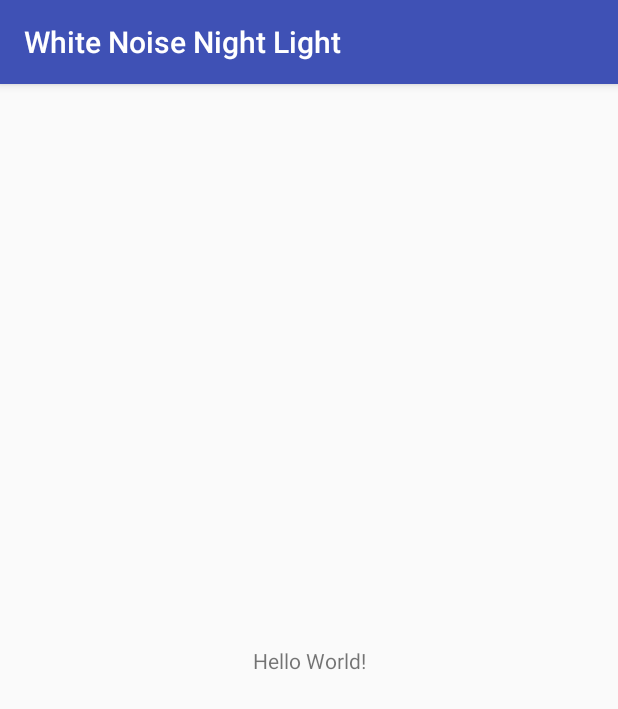
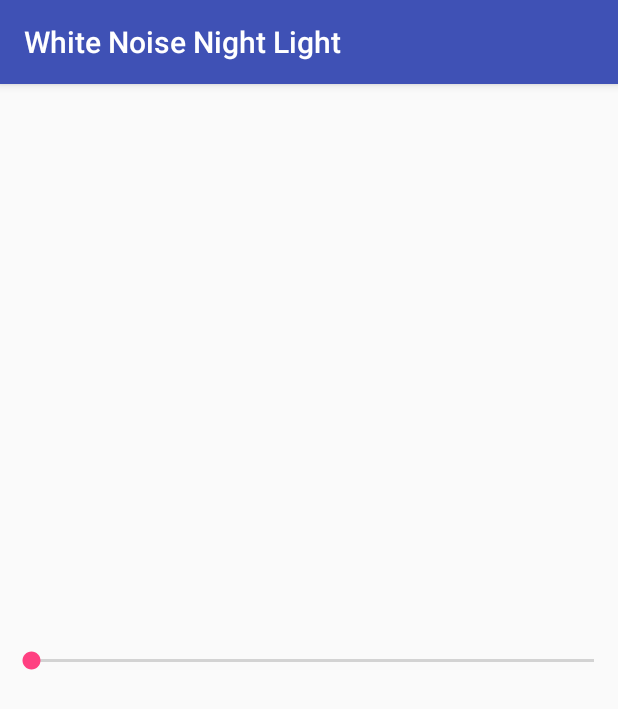
Before and after one commit to bobzurad/WhiteNoiseNightLight, an Android app: the screen it shows after launch (MainActivity), on a phone screen of 412 x 824 dp. Shown: the top 709 px of the screen. Run offline under Robolectric (Android 15) with nearby library versions, the phone set to English and light mode, and no system bars.

Commit message:
created slider

```diff
--- a/Android/app/src/main/java/net/zurad/bob/whitenoisenightlight/MainActivity.java
+++ b/Android/app/src/main/java/net/zurad/bob/whitenoisenightlight/MainActivity.java
@@ -1,13 +1,34 @@
 package net.zurad.bob.whitenoisenightlight;
 
+import android.graphics.Color;
+import android.support.constraint.ConstraintLayout;
 import android.support.v7.app.AppCompatActivity;
 import android.os.Bundle;
+import android.widget.SeekBar;
 
 public class MainActivity extends AppCompatActivity {
+
+    ConstraintLayout _mainLayout;
+    SeekBar _seekBar;
 
     @Override
     protected void onCreate(Bundle savedInstanceState) {
         super.onCreate(savedInstanceState);
         setContentView(R.layout.activity_main);
+
+        _mainLayout = (ConstraintLayout) findViewById(R.id.mainLayout);
+
+        _seekBar = (SeekBar) findViewById(R.id.seekBar);
+        _seekBar.setOnSeekBarChangeListener(new SeekBar.OnSeekBarChangeListener() {
+            @Override
+            public void onProgressChanged(SeekBar seekBar, int progress, boolean fromUser) {
+                String hex = Integer.toHexString(progress);
+                _mainLayout.setBackgroundColor(Color.parseColor("#" + hex + hex + hex));
+            }
+            @Override
+            public void onStartTrackingTouch(SeekBar seekBar) { }
+            @Override
+            public void onStopTrackingTouch(SeekBar seekBar) { }
+        });
     }
 }
--- a/Android/app/src/main/res/layout/activity_main.xml
+++ b/Android/app/src/main/res/layout/activity_main.xml
@@ -4,15 +4,19 @@
     xmlns:tools="http://schemas.android.com/tools"
     android:layout_width="match_parent"
     android:layout_height="match_parent"
+    android:id="@+id/mainLayout"
     tools:context="net.zurad.bob.whitenoisenightlight.MainActivity">
 
-    <TextView
-        android:layout_width="wrap_content"
+    <SeekBar
+        android:id="@+id/seekBar"
+        android:layout_width="match_parent"
         android:layout_height="wrap_content"
-        android:text="Hello World!"
+        android:max="255"
+        android:progress="3"
         app:layout_constraintBottom_toBottomOf="parent"
         app:layout_constraintLeft_toLeftOf="parent"
         app:layout_constraintRight_toRightOf="parent"
         app:layout_constraintTop_toTopOf="parent" />
 
+
 </android.support.constraint.ConstraintLayout>
```
